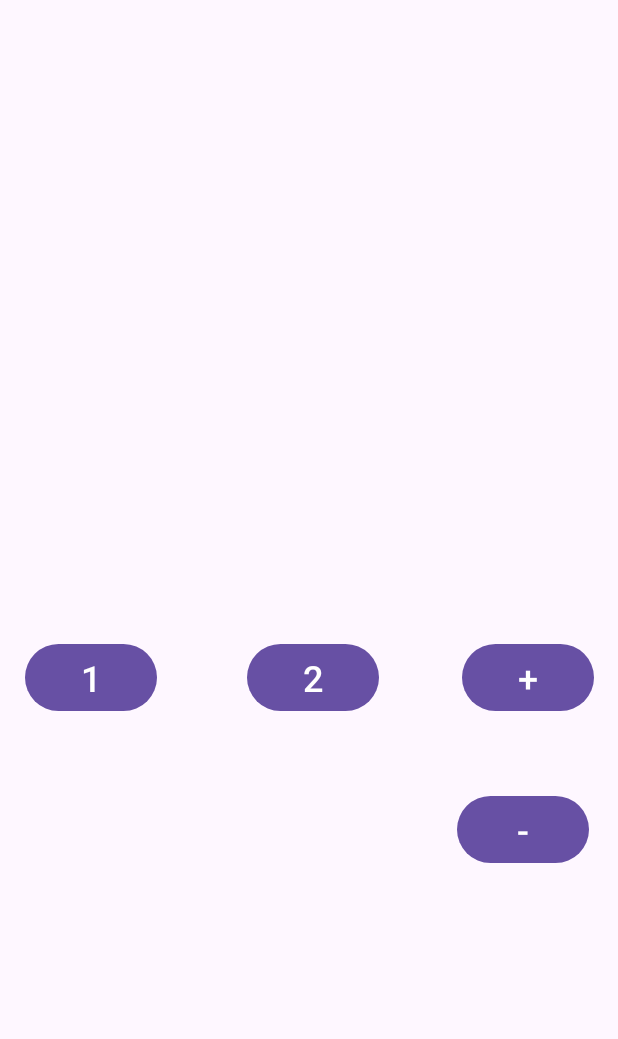
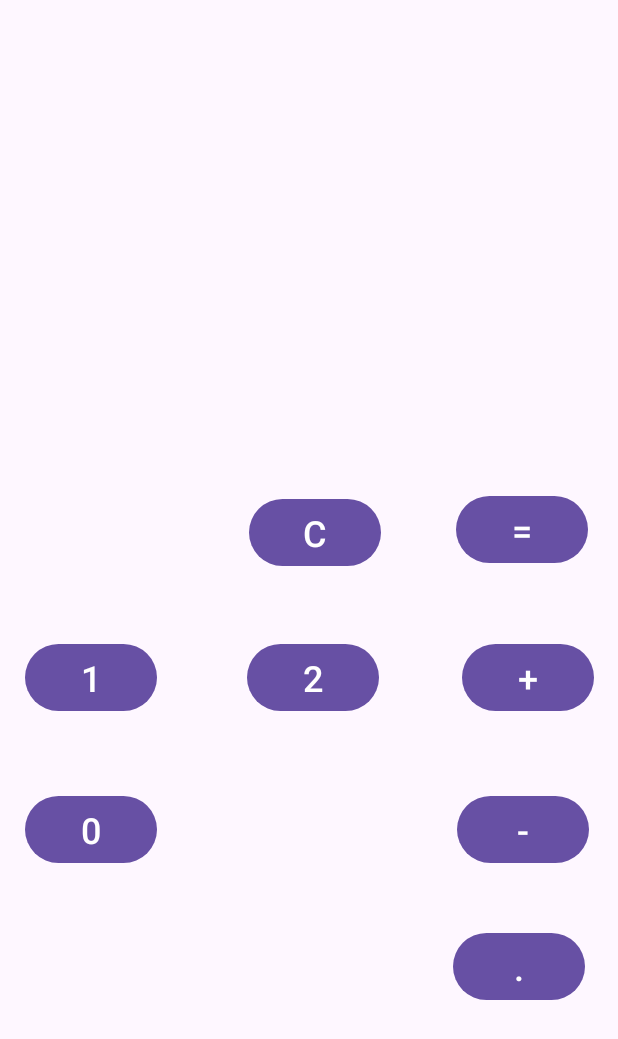
Before and after one commit to evvook/androidCal, an Android app: the screen it shows after launch (MainActivity), on a phone screen of 412 x 824 dp. Shown: the top 1039 px of the screen. Run offline under Robolectric (Android 15) with nearby library versions, the phone set to English and light mode, and no system bars.

Commit message:
Function Buttons

```diff
--- /dev/null
+++ b/app/src/main/java/com/example/myapplication/CalFunc.kt
@@ -0,0 +1,6 @@
+package com.example.myapplication
+
+interface CalFunc {
+
+    fun work(expression: Expression)
+}
--- /dev/null
+++ b/app/src/main/java/com/example/myapplication/Calculate.kt
@@ -0,0 +1,9 @@
+package com.example.myapplication
+
+class Calculate: CalFunc {
+    override fun work(expression: Expression) {
+        expression.calculate()
+        expression.clearOperator()
+        expression.print()
+    }
+}
--- /dev/null
+++ b/app/src/main/java/com/example/myapplication/Clear.kt
@@ -0,0 +1,11 @@
+package com.example.myapplication
+
+import android.widget.Button
+
+class Clear : CalFunc{
+    override fun work(expression: Expression) {
+        expression.clearOperand()
+        expression.clearOperator()
+        expression.print()
+    }
+}
--- /dev/null
+++ b/app/src/main/java/com/example/myapplication/FuncButton.kt
@@ -0,0 +1,14 @@
+package com.example.myapplication
+
+import android.widget.Button
+
+class FuncButton {
+    constructor(btn: Button, expression: Expression,calFunc: CalFunc){
+        this.calFunc = calFunc
+
+        btn.setOnClickListener {
+            calFunc.work(expression)
+        }
+    }
+    private val calFunc: CalFunc
+}
--- a/app/src/main/java/com/example/myapplication/MainActivity.kt
+++ b/app/src/main/java/com/example/myapplication/MainActivity.kt
@@ -15,8 +15,13 @@ class MainActivity : AppCompatActivity() {
 
         val one = NumberButton(findViewById<Button>(R.id.num1), expression)
         val two = NumberButton(findViewById<Button>(R.id.num2), expression)
+        val zero = NumberButton(findViewById<Button>(R.id.num0), expression)
 
         val plus = OperatorButton(findViewById<Button>(R.id.oprPlus), expression, Plus())
         val minus = OperatorButton(findViewById<Button>(R.id.oprMinus), expression, Minus())
+
+        val clear = FuncButton(findViewById<Button>(R.id.clear), expression, Clear())
+        val cal = FuncButton(findViewById<Button>(R.id.cal), expression, Calculate())
+        val dot = FuncButton(findViewById<Button>(R.id.dot), expression, Dot())
     }
 }
--- a/app/src/main/res/layout/activity_main.xml
+++ b/app/src/main/res/layout/activity_main.xml
@@ -80,4 +80,64 @@
         app:layout_constraintEnd_toEndOf="parent"
         app:layout_constraintStart_toStartOf="parent"
         app:layout_constraintTop_toBottomOf="@+id/oprPlus" />
+
+    <Button
+        android:id="@+id/num0"
+        android:layout_width="wrap_content"
+        android:layout_height="wrap_content"
+        android:layout_marginStart="16dp"
+        android:layout_marginTop="26dp"
+        android:layout_marginEnd="200dp"
+        android:layout_marginBottom="222dp"
+        android:text="0"
+        android:textSize="24sp"
+        app:layout_constraintBottom_toBottomOf="parent"
+        app:layout_constraintEnd_toStartOf="@+id/oprMinus"
+        app:layout_constraintStart_toStartOf="parent"
+        app:layout_constraintTop_toBottomOf="@+id/num1" />
+
+    <Button
+        android:id="@+id/dot"
+        android:layout_width="wrap_content"
+        android:layout_height="wrap_content"
+        android:layout_marginStart="300dp"
+        android:layout_marginTop="29dp"
+        android:layout_marginEnd="20dp"
+        android:layout_marginBottom="144dp"
+        android:text="."
+        android:textSize="24sp"
+        app:layout_constraintBottom_toBottomOf="parent"
+        app:layout_constraintEnd_toEndOf="parent"
+        app:layout_constraintStart_toStartOf="parent"
+        app:layout_constraintTop_toBottomOf="@+id/oprMinus" />
+
+    <Button
+        android:id="@+id/cal"
+        android:layout_width="wrap_content"
+        android:layout_height="wrap_content"
+        android:layout_marginStart="303dp"
+        android:layout_marginTop="20dp"
+        android:layout_marginEnd="20dp"
+        android:layout_marginBottom="25dp"
+        android:text="="
+        android:textSize="24sp"
+        app:layout_constraintBottom_toTopOf="@+id/oprPlus"
+        app:layout_constraintEnd_toEndOf="parent"
+        app:layout_constraintStart_toStartOf="parent"
+        app:layout_constraintTop_toBottomOf="@+id/screen" />
+
+    <Button
+        android:id="@+id/clear"
+        android:layout_width="wrap_content"
+        android:layout_height="wrap_content"
+        android:layout_marginStart="165dp"
+        android:layout_marginTop="20dp"
+        android:layout_marginEnd="50dp"
+        android:layout_marginBottom="21dp"
+        android:text="C"
+        android:textSize="24sp"
+        app:layout_constraintBottom_toTopOf="@+id/num2"
+        app:layout_constraintEnd_toStartOf="@+id/cal"
+        app:layout_constraintStart_toStartOf="parent"
+        app:layout_constraintTop_toBottomOf="@+id/screen" />
 </androidx.constraintlayout.widget.ConstraintLayout>
```
Also changed, not shown: app/src/main/java/com/example/myapplication/Dot.kt (added, +17 -0 lines), app/src/main/java/com/example/myapplication/Expression.kt (+47 -7 lines), app/src/main/java/com/example/myapplication/Operand.kt (+8 -0 lines).
